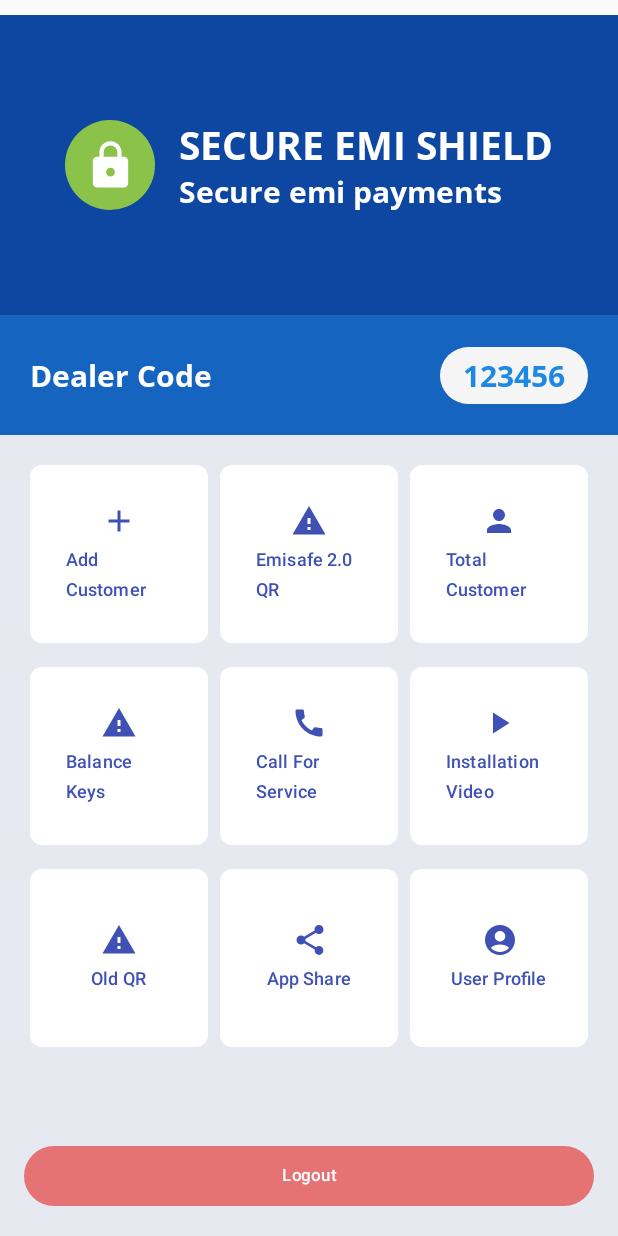
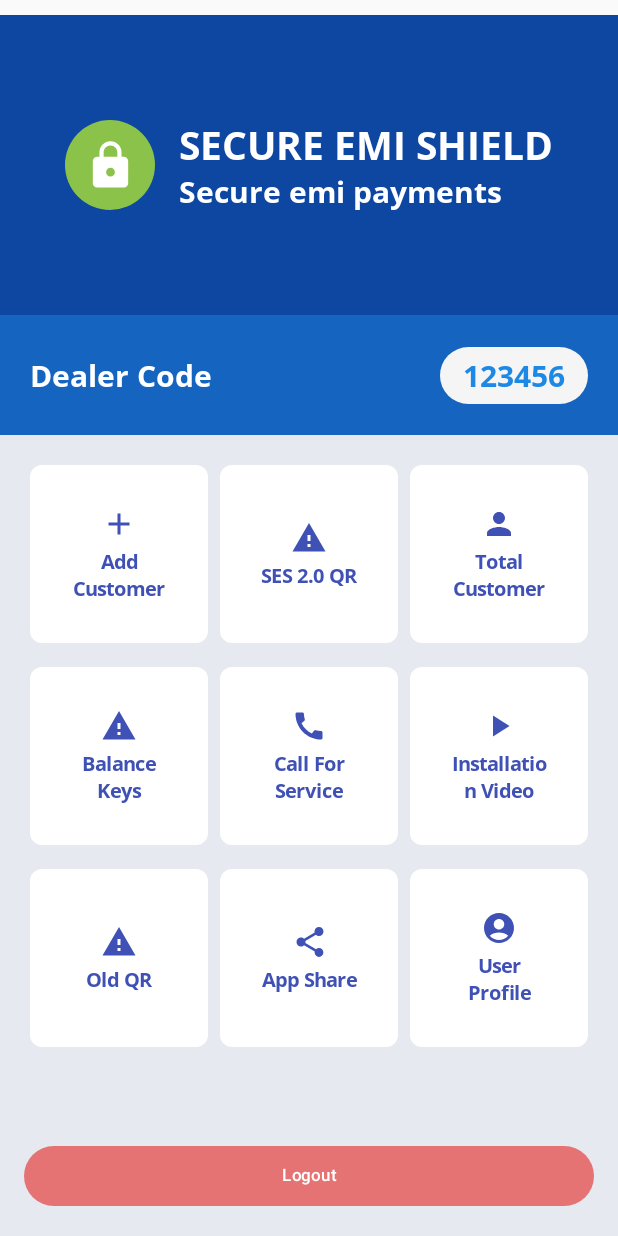
Before and after one commit to RiteshF7/AK48, an Android app built with Jetpack Compose: the screen it shows after launch once a user with an empty profile is signed in (HomescreenActivity), on a phone screen of 412 x 824 dp. Run offline under Robolectric (Android 15) with nearby library versions, the phone set to English and light mode, and no system bars; our stand-ins replace Firebase (no records; nobody signed in at launch, a user with empty details on screens opened directly).

Commit message:
added ui

```diff
--- a/app/src/main/java/com/trex/laxmiemi/ui/components/BannerLarge.kt
+++ b/app/src/main/java/com/trex/laxmiemi/ui/components/BannerLarge.kt
@@ -1,24 +1,11 @@
 package com.trex.laxmiemi.ui.components
 
-import androidx.compose.material3.*
-import androidx.compose.ui.text.font.Font
 import androidx.compose.foundation.background
-import androidx.compose.foundation.layout.Arrangement
-import androidx.compose.foundation.layout.Box
-import androidx.compose.foundation.layout.Column
-import androidx.compose.foundation.layout.Row
-import androidx.compose.foundation.layout.Spacer
-import androidx.compose.foundation.layout.aspectRatio
-import androidx.compose.foundation.layout.fillMaxSize
-import androidx.compose.foundation.layout.fillMaxWidth
-import androidx.compose.foundation.layout.height
-import androidx.compose.foundation.layout.padding
 import androidx.compose.foundation.layout.*
-import androidx.compose.foundation.layout.size
-import androidx.compose.foundation.layout.width
+import androidx.compose.foundation.rememberScrollState
+import androidx.compose.foundation.verticalScroll
 import androidx.compose.foundation.shape.CircleShape
 import androidx.compose.foundation.shape.RoundedCornerShape
-import androidx.compose.material.Icon
 import androidx.compose.material.icons.Icons
 import androidx.compose.material.icons.filled.AccountCircle
 import androidx.compose.material.icons.filled.Add
@@ -28,52 +15,23 @@ import androidx.compose.material.icons.filled.Person
 import androidx.compose.material.icons.filled.PlayArrow
 import androidx.compose.material.icons.filled.Share
 import androidx.compose.material.icons.filled.Warning
-import androidx.compose.material3.Button
-import androidx.compose.material3.ButtonDefaults
-import androidx.compose.material3.Card
-import androidx.compose.material3.Text
+import androidx.compose.material3.*
 import androidx.compose.runtime.Composable
 import androidx.compose.ui.Alignment
 import androidx.compose.ui.Modifier
 import androidx.compose.ui.draw.clip
 import androidx.compose.ui.graphics.Color
-import androidx.compose.ui.graphics.painter.Painter
 import androidx.compose.ui.res.colorResource
-import androidx.compose.ui.res.painterResource
 import androidx.compose.ui.text.TextStyle
+import androidx.compose.ui.text.font.Font
 import androidx.compose.ui.text.font.FontFamily
-import androidx.compose.ui.text.font.FontStyle
-import androidx.compose.ui.text.font.FontWeight
+import androidx.compose.ui.text.style.TextAlign
 import androidx.compose.ui.tooling.preview.Preview
 import androidx.compose.ui.unit.dp
 import androidx.compose.ui.unit.sp
 import com.trex.laxmiemi.R
 
-@Composable
-fun Banner(
-    backgroundImage: Painter, verticalText: String, rightImage: Painter
-) {
-
-    EmisafeScreen()
-
-
-}
-
-
-@Composable
-fun UserIcon(name: String) {
-    Box(Modifier.padding(start = 10.dp, end = 10.dp)) {
-        Box(Modifier.background(Color.White, shape = RoundedCornerShape(10.dp))) {
-            Icon(
-                modifier = Modifier.padding(2.dp),
-                imageVector = Icons.Default.AccountCircle,
-                contentDescription = "user icon"
-            )
-        }
-    }
-}
-
-
+// -- Dealer Code Holder Component --
 @Composable
 fun DealerCodeHolder(dealerCode: String) {
     Row(
@@ -82,12 +40,11 @@ fun DealerCodeHolder(dealerCode: String) {
             .padding(5.dp),
         verticalAlignment = Alignment.CenterVertically
     ) {
-
         Text(
-            modifier = Modifier.padding(start = 10.dp, end = 10.dp),
-            text = "${dealerCode}",
+            modifier = Modifier.padding(horizontal = 10.dp),
+            text = dealerCode,
             style = TextStyle(
-                fontFamily = FontFamily(Font(R.font.opensans_bold)), // Use OpenSans Regular directly
+                fontFamily = FontFamily(Font(R.font.opensans_bold)),
                 fontSize = 20.sp,
                 color = colorResource(id = R.color.blue_600)
             )
@@ -95,72 +52,37 @@ fun DealerCodeHolder(dealerCode: String) {
     }
 }
 
-@Preview(name = "Greeting Preview", showBackground = true)
-@Composable
-fun GreetingPreview() {
-    DealerCode()
-}
-
+// -- Dealer Code Component --
 @Composable
 fun DealerCode() {
-
     Box(
         modifier = Modifier
             .fillMaxWidth()
             .height(80.dp)
             .background(color = colorResource(id = R.color.blue_800))
     ) {
-
         Row(
             modifier = Modifier
                 .fillMaxWidth()
                 .align(Alignment.Center)
-                .padding(horizontal = 20.dp)
-            ,
-            horizontalArrangement = Arrangement.SpaceBetween, // Space between elements
-            verticalAlignment = Alignment.CenterVertically // Align items vertically (if needed)
+                .padding(horizontal = 20.dp),
+            horizontalArrangement = Arrangement.SpaceBetween,
+            verticalAlignment = Alignment.CenterVertically
         ) {
-
             Text(
                 text = "Dealer Code",
                 color = Color.White,
                 style = TextStyle(
-                    fontFamily = FontFamily(Font(R.font.opensans_bold)), // Use OpenSans Regular directly
+                    fontFamily = FontFamily(Font(R.font.opensans_bold)),
                     fontSize = 20.sp
                 )
             )
             DealerCodeHolder("123456")
-
-
-
-        }
-
-
-    }
-
-}
-
-
-
-
-@Composable
-fun EmisafeScreen() {
-    MaterialTheme(
-    ) {
-        Column(
-            modifier = Modifier
-                .fillMaxSize()
-                .background(Color(0xFFE6E9F0))
-        ) {
-            Header()
-            DealerCode()
-            ButtonGrid()
-            Spacer(modifier = Modifier.weight(1f))
-            LogoutButton()
         }
     }
 }
 
+// -- Header Component --
 @Composable
 fun Header() {
     Box(
@@ -175,6 +97,16 @@ fun Header() {
             horizontalArrangement = Arrangement.Center,
             verticalAlignment = Alignment.CenterVertically
         ) {
+            CircleIcon()
+            Spacer(modifier = Modifier.width(16.dp))
+            HeaderText()
+        }
+    }
+}
+
+// -- Circle Icon in Header --
+@Composable
+fun CircleIcon() {
     Box(
         modifier = Modifier
             .size(60.dp)
@@ -185,37 +117,38 @@ fun Header() {
         Icon(
             modifier = Modifier
                 .align(Alignment.Center)
-                        .height(35.dp)
-                        .width(35.dp),
+                .size(35.dp),
             imageVector = Icons.Default.Lock,
             contentDescription = "Lock Icon",
             tint = Color.White
         )
     }
-            Spacer(modifier = Modifier.width(16.dp))
+}
+
+// -- Texts in Header --
+@Composable
+fun HeaderText() {
     Column {
         Text(
             fontSize = 26.sp,
             text = "SECURE EMI SHIELD",
             color = Color.White,
             style = TextStyle(
-                        fontFamily = FontFamily(Font(R.font.opensans_bold)) // Use Roboto Bold directly
+                fontFamily = FontFamily(Font(R.font.opensans_bold))
             )
         )
         Text(
-                    modifier = Modifier.align(Alignment.Start),
             text = "Secure emi payments",
             color = Color.White,
             style = TextStyle(
-                        fontFamily = FontFamily(Font(R.font.opensans_bold)), // Use OpenSans Regular directly
+                fontFamily = FontFamily(Font(R.font.opensans_bold)),
                 fontSize = 20.sp
             )
         )
     }
 }
-    }
-}
 
+// -- Logout Button --
 @Composable
 fun LogoutButton() {
     Button(
@@ -233,12 +166,12 @@ fun LogoutButton() {
     }
 }
 
-
+// -- Button Grid for Actions --
 @Composable
 fun ButtonGrid() {
     val buttons = listOf(
         "Add Customer" to Icons.Default.Add,
-        "Emisafe 2.0 QR" to Icons.Default.Warning,
+        "SES 2.0 QR" to Icons.Default.Warning,
         "Total Customer" to Icons.Default.Person,
         "Balance Keys" to Icons.Default.Warning,
         "Call For Service" to Icons.Default.Call,
@@ -248,45 +181,82 @@ fun ButtonGrid() {
         "User Profile" to Icons.Default.AccountCircle
     )
 
-    Column(
-        modifier = Modifier
-            .fillMaxWidth()
-            .padding(16.dp)
-    ) {
+    Column(modifier = Modifier.padding(16.dp)) {
         buttons.chunked(3).forEach { rowButtons ->
+            ButtonRow(rowButtons)
+            Spacer(modifier = Modifier.height(8.dp))
+        }
+    }
+}
+
+// -- Single Row in the Button Grid --
+@Composable
+fun ButtonRow(buttons: List<Pair<String, androidx.compose.ui.graphics.vector.ImageVector>>) {
     Row(
         modifier = Modifier.fillMaxWidth(),
         horizontalArrangement = Arrangement.SpaceBetween
     ) {
-                rowButtons.forEach { (text, icon) ->
+        buttons.forEach { (text, icon) ->
+            ActionButton(
+                text = text, icon = icon,Modifier.weight(1f))
+        }
+    }
+}
+
+// -- Action Button in the Grid --
+@Composable
+fun ActionButton(
+    text: String,
+    icon: androidx.compose.ui.graphics.vector.ImageVector,
+    modifier: Modifier
+) {
     Button(
         onClick = { /* TODO: Implement click action */ },
-                        modifier = Modifier
-                            .weight(1f)
+        modifier = modifier
             .aspectRatio(1f)
             .padding(4.dp),
         colors = ButtonDefaults.buttonColors(containerColor = Color.White),
         shape = RoundedCornerShape(8.dp)
     ) {
-                        Column(
-                            horizontalAlignment = Alignment.CenterHorizontally
-                        ) {
-                            Icon(
-                                imageVector = icon,
-                                contentDescription = text,
-                                tint = Color(0xFF3F51B5)
-                            )
+        Column(horizontalAlignment = Alignment.CenterHorizontally) {
+            Icon(imageVector = icon, contentDescription = text, tint = Color(0xFF3F51B5))
             Spacer(modifier = Modifier.height(4.dp))
             Text(
+                textAlign = TextAlign.Center,
+                style = TextStyle(
+                    fontSize = 13.sp,
+                    fontFamily = FontFamily(Font(R.font.opensans_bold))
+                ),
                 text = text,
                 color = Color(0xFF3F51B5),
-                                fontSize = 12.sp
             )
         }
     }
 }
-            }
-            Spacer(modifier = Modifier.height(8.dp))
+
+// -- Main Screen Composable --
+@Composable
+fun SESHomeScreen() {
+    val scrollState = rememberScrollState()
+
+    MaterialTheme {
+        Column(
+            modifier = Modifier
+                .fillMaxSize()
+                .background(Color(0xFFE6E9F0))
+                .verticalScroll(scrollState)
+        ) {
+            Header()
+            DealerCode()
+            ButtonGrid()
+            Spacer(modifier = Modifier.weight(1f))
+            LogoutButton()
         }
     }
 }
+
+@Preview
+@Composable
+fun PreviewScreen() {
+    SESHomeScreen()
+}
--- a/app/src/main/java/com/trex/laxmiemi/ui/homescreen/HomescreenActivity.kt
+++ b/app/src/main/java/com/trex/laxmiemi/ui/homescreen/HomescreenActivity.kt
@@ -8,8 +8,7 @@ import androidx.compose.foundation.layout.Box
 import androidx.compose.foundation.layout.padding
 import androidx.compose.ui.Modifier
 import androidx.compose.ui.unit.dp
-import com.trex.laxmiemi.R
-import com.trex.laxmiemi.ui.components.EmisafeScreen
+import com.trex.laxmiemi.ui.components.SESHomeScreen
 
 class HomescreenActivity : AppCompatActivity() {
     override fun onCreate(savedInstanceState: Bundle?) {
@@ -17,7 +16,7 @@ class HomescreenActivity : AppCompatActivity() {
         enableEdgeToEdge()
         setContent {
             Box(Modifier.padding(top = 10.dp)) {
-                EmisafeScreen()
+                SESHomeScreen()
             }
         }
 
```
Lines whose indentation alone changed are shown as unchanged.
